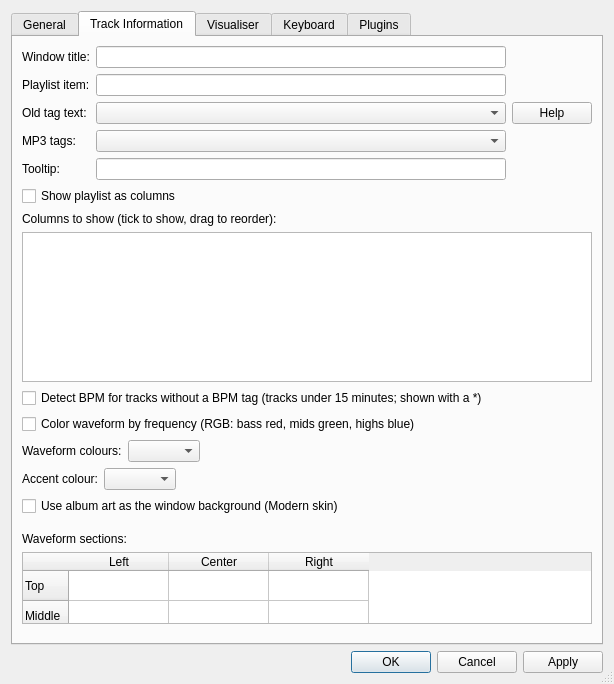
First picture: the form in src/preferencesDialog.ui, repository khoshekh-dj/trackdeck, before the edit.
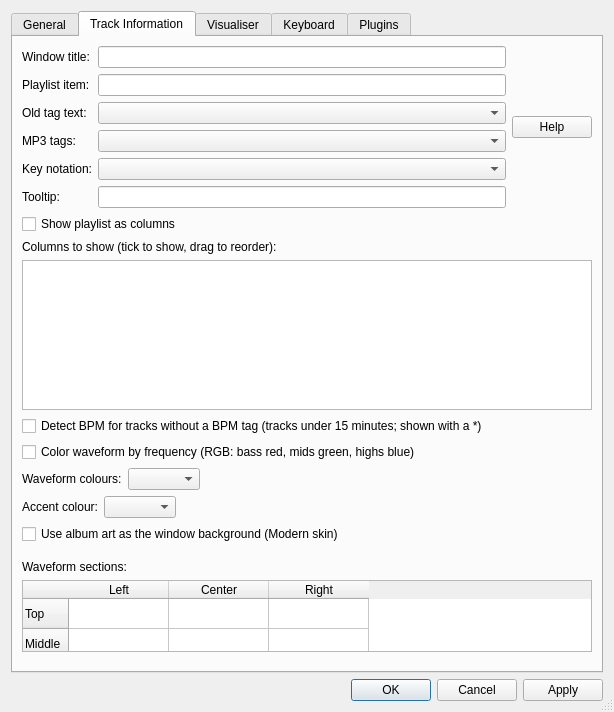
Second picture: the form after the edit. The open tabs and pages were chosen to show the change. Custom widgets are drawn as their Qt base class.

Commit message:
Key notation: show keys as tagged, as Camelot or as musical names
Preferences > Track Information > Key notation: As tagged (as before),
Camelot (8A, 8B) or Musical (Am, C). %k converts whatever the tag holds
(Camelot, Open Key like 1m, or names like F# minor) into the chosen
notation, so the playlist, skins and the window title all follow it.
Keys it can't read are shown as they are. The parser that sorts the
Key column moved to NUtils so both use the same rules. Changing the
setting refreshes the playlist and the skin readouts.

```diff
--- a/src/preferencesDialog.ui
+++ b/src/preferencesDialog.ui
@@ -1201,6 +1201,16 @@
               </property>
              </widget>
             </item>
+            <item>
+             <widget class="QLabel" name="keyNotationLabel">
+              <property name="toolTip">
+               <string>How musical keys are shown: as written in the file, on the Camelot wheel (8A, 8B) or as musical names (Am, C)</string>
+              </property>
+              <property name="text">
+               <string>Key notation:</string>
+              </property>
+             </widget>
+            </item>
             <item>
              <widget class="QLabel" name="tooltipTrackInfoLabel">
               <property name="text">
@@ -1238,6 +1248,13 @@
               </property>
              </widget>
             </item>
+            <item>
+             <widget class="QComboBox" name="keyNotationComboBox">
+              <property name="toolTip">
+               <string>How musical keys are shown: as written in the file, on the Camelot wheel (8A, 8B) or as musical names (Am, C)</string>
+              </property>
+             </widget>
+            </item>
             <item>
              <widget class="QLineEdit" name="tooltipTrackInfoLineEdit"/>
             </item>
```
The commit also changes 9 other files.
